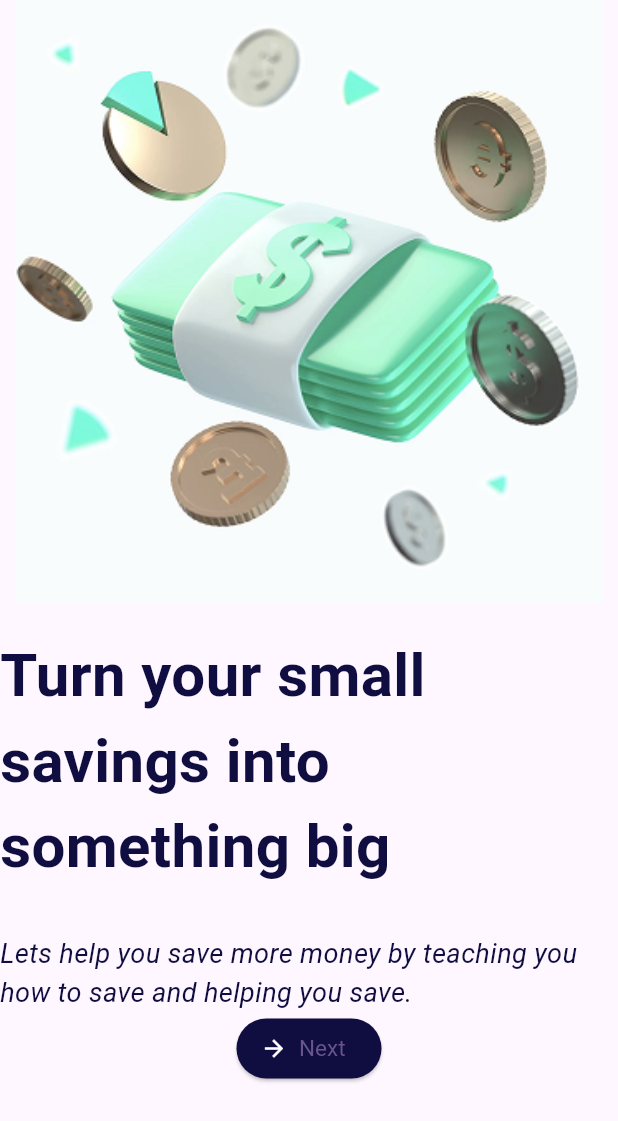
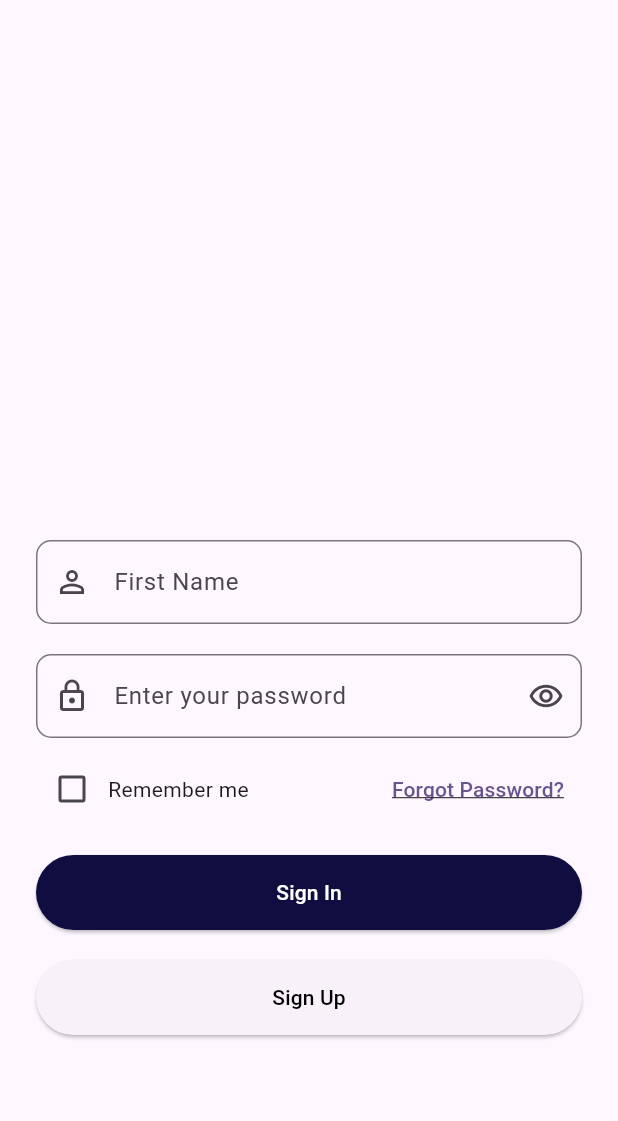
Before and after one commit to Rina-ui/MyWallet, a Flutter app: the screen it shows after launch, after a tap on "Next", on a phone screen of 412 x 824 dp. Shown: the top 1121 px of the screen. Run offline on Flutter 3.47's test engine with Material 3 defaults, Android fonts, the phone set to English and light mode, and no system bars.

Commit message:
Login page

```diff
--- /dev/null
+++ b/lib/first_part/Login.dart
@@ -0,0 +1,136 @@
+import 'package:flutter/material.dart';
+
+class Login extends StatefulWidget {
+  const Login({super.key});
+
+  @override
+  State<Login> createState() => _LoginState();
+}
+
+class _LoginState extends State<Login> {
+
+  bool _rememberMe = false;
+
+  @override
+  Widget build(BuildContext context) {
+    return Scaffold(
+      body: Padding(
+          padding: EdgeInsets.symmetric(horizontal: 24, vertical: 60),
+        child: Column(
+          crossAxisAlignment: CrossAxisAlignment.start,
+          children: [
+            SizedBox(height: 300,),
+
+            TextField(
+              decoration: InputDecoration(
+                prefixIcon: Icon(Icons.person_outline_outlined),
+                hintText: 'First Name',
+                  border: OutlineInputBorder(
+                      borderRadius: BorderRadius.circular(10)
+                  )
+              ),
+            ),
+
+            SizedBox(height: 20,),
+
+            TextField(
+              decoration: InputDecoration(
+                  prefixIcon: Icon(Icons.lock_outline),
+                  hintText: 'Enter your password',
+                  border: OutlineInputBorder(
+                      borderRadius: BorderRadius.circular(10)
+                  ),
+                suffixIcon: Icon(Icons.remove_red_eye_outlined)
+              ),
+            ),
+
+            SizedBox(height: 10,),
+            Row(
+              children: [
+                Checkbox(
+                    value: _rememberMe,
+                    onChanged: (value) {
+                      setState(() {
+                        _rememberMe = value!;
+                      });
+
+                    }
+                ),
+                Text('Remember me'),
+
+                Spacer(),
+                TextButton(
+                    onPressed: () {
+                      Navigator.push(
+                          context,
+                          MaterialPageRoute(builder: (context) => Login())
+                      );
+                    },
+                    child: Text('Forgot Password?',
+                    style: TextStyle(
+                      decoration: TextDecoration.underline
+                    )
+                )
+                ),
+
+              ],
+            ),
+
+            SizedBox(height: 20,),
+
+            SizedBox(
+              width: double.infinity,
+              height: 50,
+              child: ElevatedButton(
+                onPressed: (){
+                  Navigator.push(
+                      context,
+                      MaterialPageRoute(builder: (context) => Login())
+                  );
+                },
+                style: ElevatedButton.styleFrom(
+                    backgroundColor: Color(0xFF100D40),
+                    shape: RoundedRectangleBorder(
+                        borderRadius: BorderRadius.circular(50)
+                    )
+                ),
+                child: Text('Sign In',
+                  style: TextStyle(
+                      color: Colors.white
+                  ),
+                ),
+
+              ),
+
+            ),
+
+            SizedBox(height: 20,),
+
+            SizedBox(
+              width: double.infinity,
+              height: 50,
+              child: ElevatedButton(
+                onPressed: (){
+                  Navigator.push(
+                      context,
+                      MaterialPageRoute(builder: (context) => Login())
+                  );
+                },
+                child: Text('Sign Up',
+                  style: TextStyle(
+                      color: Colors.black
+                  ),
+                ),
+              )
+
+
+            ),
+
+
+
+          ],
+        )
+      )
+    );
+  }
+}
--- a/lib/first_part/Second.dart
+++ b/lib/first_part/Second.dart
@@ -1,4 +1,6 @@
 import 'package:flutter/material.dart';
+
+import 'Login.dart';
 
 class Second extends StatelessWidget {
   const Second({super.key});
@@ -41,15 +43,17 @@ class Second extends StatelessWidget {
                   ),
                   ),
 
+                  SizedBox(height: 60,),
+
                   ElevatedButton.icon(
                       onPressed: () {
                         Navigator.push(
                           context,
-                          MaterialPageRoute(builder: (context) => Second()),
+                          MaterialPageRoute(builder: (context) => Login()),
                         );
                       },
+                      label: Text('Next'),
                       icon: Icon(Icons.arrow_forward),
-                      label: Text('Next'),
                     style: ElevatedButton.styleFrom(
                       backgroundColor: Color(0xFF100D40),
                       iconColor: Colors.white,
```
